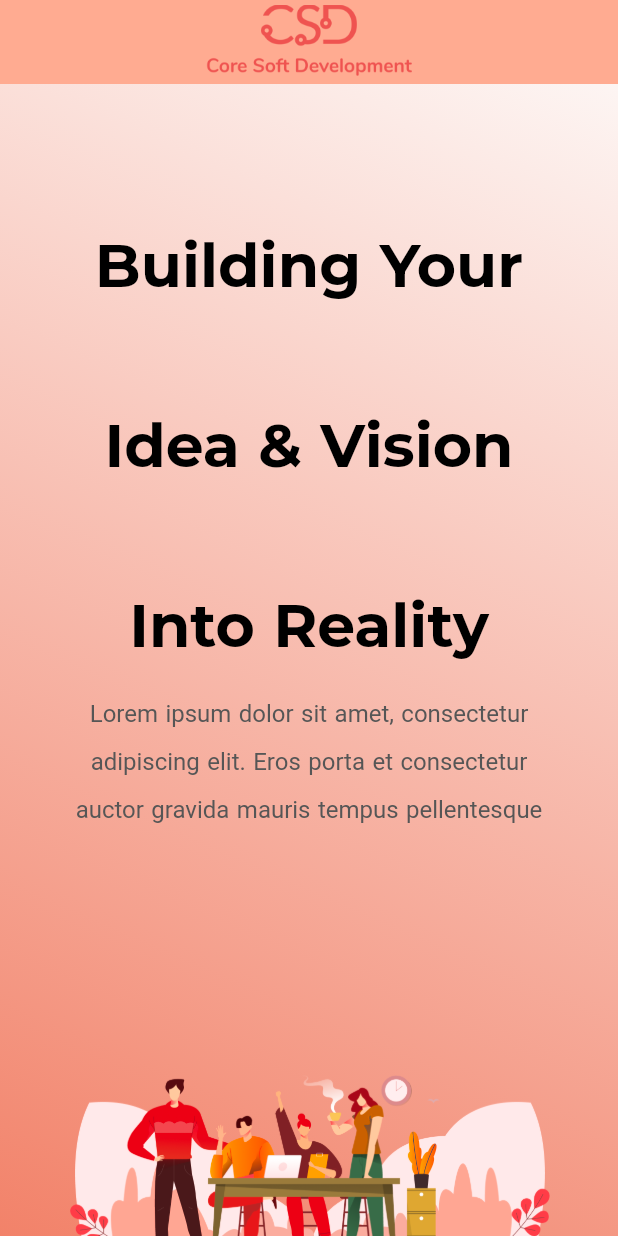
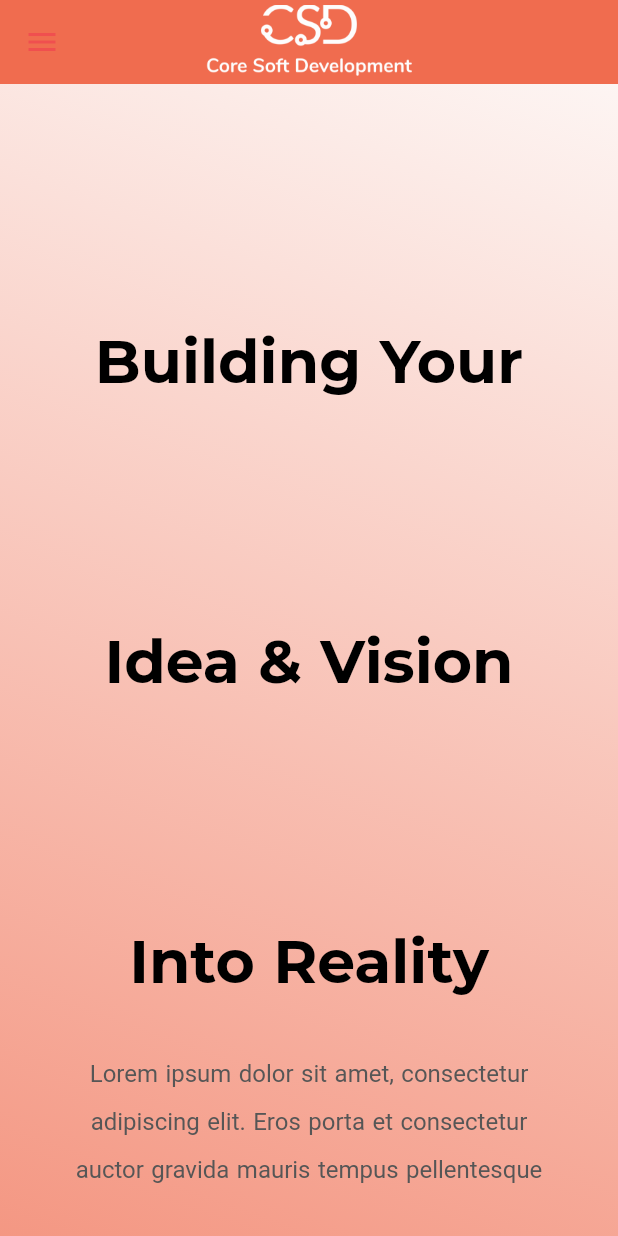
Before and after one commit to Core-Soft-Development/core_website, a Flutter app: the screen it shows after launch, on a phone screen of 412 x 824 dp. Run offline on Flutter 3.47's test engine with Material 2 defaults, Android fonts, the phone set to English and light mode, and no system bars; our stand-ins replace font_awesome_flutter, google_maps_flutter; project files that could hold a hidden picture were left out.

Commit message:
file modification

```diff
--- a/lib/screens/contact.dart
+++ b/lib/screens/contact.dart
@@ -108,7 +108,7 @@ class _ContactState extends State<Contact> {
                               FormSend(),
                               Container(
                                 padding: const EdgeInsets.only(top: 45, left: 7),
-                                child: buttonSend(context, "Send", () => const Home()))
+                                child: buttonSend(context, "Send", () => const Welcome()))
                             ]),
                       )
                     ],
--- a/lib/screens/home_page.dart
+++ b/lib/screens/home_page.dart
@@ -22,13 +22,13 @@ class HomePage extends StatefulWidget {
 }
 
 class _HomePageState extends State<HomePage> {
-  late ScrollController _scrollController;
+  final ScrollController _scrollController = ScrollController();
   //double _scrollPosition = 0;
   //double _opacity = 0;
 
   @override
   void initState() {
-    _scrollController = ScrollController();
+    _scrollController;
     super.initState();
   }
 
@@ -43,19 +43,18 @@ class _HomePageState extends State<HomePage> {
       body: NestedScrollView(
         headerSliverBuilder: (context, innerBoxIsScrolled) {
           return [
-            Responsive.isMobile(context) ||
-                    Responsive.isTablet(context)
+            Responsive.isMobile(context) || Responsive.isTablet(context)
                 ? SliverAppBar(
-                    iconTheme: const IconThemeData(color: Color(0xFFFF8A65)),
-                    backgroundColor: ColorsTheme.appColor,
+                    iconTheme: const IconThemeData(color: ColorsTheme.hoverColor),
+                    backgroundColor: const Color(0XFFF06C4F),
                     elevation: 10,
                     centerTitle: true,
                     title: Image.asset(
                       'assets/logos/csd_core_soft_development.png',
-                      color: ColorsTheme.textMenuDrawer,
+                      color: ColorsTheme.backgroundFirst,
                       height: 50,
+                      fit: BoxFit.cover,
                     ),
-                    automaticallyImplyLeading: false,
                     floating: true,
                     snap: true,
                     expandedHeight: 50,
@@ -76,7 +75,7 @@ class _HomePageState extends State<HomePage> {
             ),
             child: IntrinsicHeight(
               child: Column(children: const [
-                Home(),
+                Welcome(),
                 Services(),
                 AboutUs(),
                 Client(),
@@ -92,7 +91,7 @@ class _HomePageState extends State<HomePage> {
     );
   }
 
-   /* body: NestedScrollView(
+  /* body: NestedScrollView(
         controller: _scrollController,
         headerSliverBuilder: (context, innerBoxIsScrolled) {
           return [
--- a/lib/screens/navbar.dart
+++ b/lib/screens/navbar.dart
@@ -22,6 +22,8 @@ class _NavbarState extends State<Navbar> {
  * implementation of the menu bar
  */
     return SliverToBoxAdapter(
+      child: PreferredSize(
+        preferredSize: Size(screenSize.width, 70),
         child: Container(
           constraints: BoxConstraints(maxHeight: screenSize.height),
           height: screenSize.height / 10,
@@ -60,6 +62,7 @@ class _NavbarState extends State<Navbar> {
                 ),
               ],
             )),
+      ),
     );
   }
 }
--- a/lib/screens/welcome.dart
+++ b/lib/screens/welcome.dart
@@ -2,14 +2,14 @@ import 'package:core_website/config/themes/colors_theme.dart';
 import 'package:core_website/config/themes/fond_decoration.dart';
 import 'package:flutter/material.dart';
 
-class Home extends StatefulWidget {
-  const Home({Key? key}) : super(key: key);
+class Welcome extends StatefulWidget {
+  const Welcome({Key? key}) : super(key: key);
 
   @override
-  State<Home> createState() => _HomeState();
+  State<Welcome> createState() => _WelcomeState();
 }
 
-class _HomeState extends State<Home> {
+class _WelcomeState extends State<Welcome> {
   /// setting up the homepage
 
   @override
@@ -25,8 +25,7 @@ class _HomeState extends State<Home> {
           Stack(
             alignment: Alignment.topCenter,
             children: [
-              Expanded(
-                child: RichText(
+              RichText(
                 textAlign: TextAlign.center,
                 text: const TextSpan(
                     text: "Building Your Idea & Vision Into Reality \n",
@@ -36,7 +35,7 @@ class _HomeState extends State<Home> {
                         fontFamily: "Montserrat",
                         color: ColorsTheme.text,
                         wordSpacing: 1,
-                          height: 3),
+                        height: 5),
                     children: [
                       TextSpan(
                           text:
@@ -49,7 +48,6 @@ class _HomeState extends State<Home> {
                               height: 2))
                     ]),
               ),
-              ),
             ],
           ),
           SizedBox(
```
Also changed, not shown: lib/utils/ui/responsive.dart (+7 -7 lines). Lines whose indentation alone changed are shown as unchanged.
